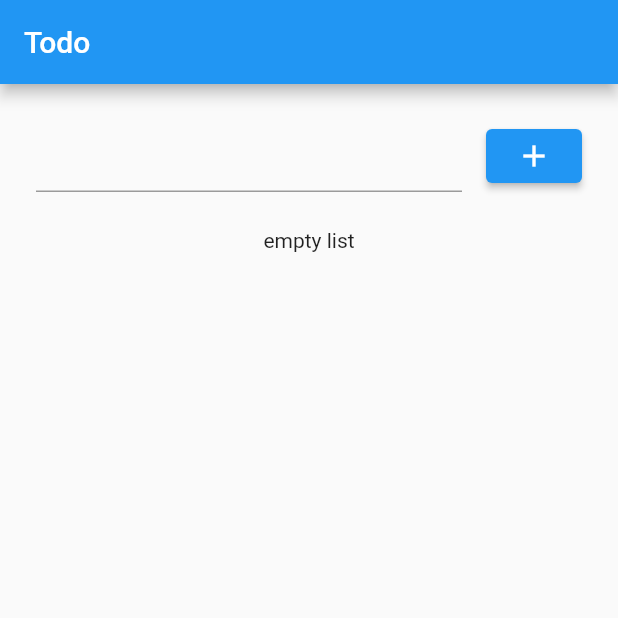
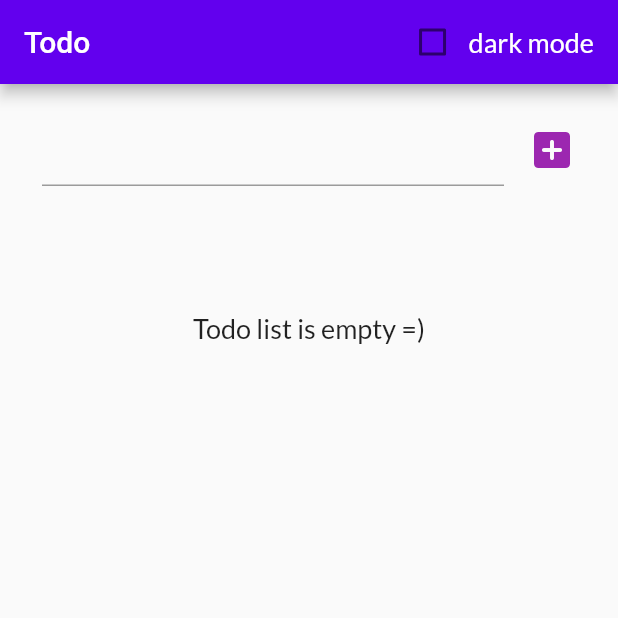
Before and after one commit to diasnrg/todo, a Flutter app: the screen it shows after launch, on a phone screen of 412 x 824 dp, the top half of it. Run offline on Flutter 3.47's test engine with Material 2 defaults, Android fonts, the phone set to English and light mode, and no system bars; our stand-ins replace equatable, flutter_bloc, google_fonts, rxdart, shared_preferences.

Commit message:
dark theme, font, theme state with cubit

```diff
--- a/lib/main.dart
+++ b/lib/main.dart
@@ -2,13 +2,20 @@ import 'package:flutter/material.dart';
 import 'package:flutter_bloc/flutter_bloc.dart';
 import 'package:shared_preferences/shared_preferences.dart';
 import 'package:todo/repository.dart';
+import 'package:todo/theme/theme_cubit.dart';
+import 'package:todo/theme/theme_data.dart';
 import 'package:todo/todolist/todolist_view.dart';
 
 void main() async {
   WidgetsFlutterBinding.ensureInitialized();
   final repository =
       TodoRepository(storage: await SharedPreferences.getInstance());
-  runApp(App(repository: repository));
+  runApp(
+    BlocProvider(
+      create: (_) => ThemeCubit(),
+      child: App(repository: repository),
+    ),
+  );
 }
 
 class App extends StatelessWidget {
@@ -23,15 +30,30 @@ class App extends StatelessWidget {
   Widget build(BuildContext context) {
     return MaterialApp(
       debugShowCheckedModeBanner: false,
+      theme: TodoThemeData.lightTheme,
+      darkTheme: TodoThemeData.darkTheme,
       home: Scaffold(
         appBar: AppBar(
           title: const Text('Todo'),
+          actions: _themeSwitcher(context.read<ThemeCubit>()),
         ),
         body: RepositoryProvider.value(
           value: repository,
           child: const TodoListPage(),
         ),
       ),
+      themeMode: context.watch<ThemeCubit>().state,
     );
   }
+
+  List<Widget> _themeSwitcher(ThemeCubit themeMode) {
+    return [
+      Checkbox(
+        value: themeMode.state == ThemeMode.dark,
+        onChanged: (_) => themeMode.toggleThemeMode(),
+      ),
+      const Center(child: Text('dark mode')),
+      const SizedBox(width: 16),
+    ];
+  }
 }
--- /dev/null
+++ b/lib/theme/theme_cubit.dart
@@ -0,0 +1,9 @@
+import 'package:flutter/material.dart';
+import 'package:flutter_bloc/flutter_bloc.dart';
+
+class ThemeCubit extends Cubit<ThemeMode> {
+  ThemeCubit() : super(ThemeMode.light);
+
+  void toggleThemeMode() =>
+      emit(state == ThemeMode.light ? ThemeMode.dark : ThemeMode.light);
+}
--- /dev/null
+++ b/lib/theme/theme_data.dart
@@ -0,0 +1,25 @@
+import 'package:flutter/material.dart';
+import 'package:google_fonts/google_fonts.dart';
+
+class TodoThemeData {
+  static ThemeData get lightTheme {
+    return ThemeData(
+      colorScheme: const ColorScheme.light(),
+      textTheme: TextTheme(bodyMedium: todoItemTextStyle),
+      toggleableActiveColor: Colors.purple,
+    );
+  }
+
+  static ThemeData get darkTheme {
+    return ThemeData(
+      colorScheme: const ColorScheme.dark(),
+      textTheme: TextTheme(bodyMedium: todoItemTextStyle),
+      toggleableActiveColor: Colors.purple,
+      appBarTheme: const AppBarTheme(backgroundColor: Colors.black12),
+    );
+  }
+
+  static TextStyle get todoItemTextStyle {
+    return GoogleFonts.lato(fontSize: 18);
+  }
+}
--- a/lib/todolist/create_item_view.dart
+++ b/lib/todolist/create_item_view.dart
@@ -1,5 +1,6 @@
 import 'package:flutter/material.dart';
 import 'package:flutter_bloc/flutter_bloc.dart';
+
 import 'package:todo/models/models.dart';
 import 'package:todo/todolist/bloc/todolist_bloc.dart';
 
@@ -22,14 +23,18 @@ class _CreateTodoItemViewState extends State<CreateTodoItemView> {
   @override
   Widget build(BuildContext context) {
     return Padding(
-      padding: const EdgeInsets.all(24),
+      padding: const EdgeInsets.symmetric(vertical: 20, horizontal: 28),
       child: Row(
         children: [
           Expanded(child: TextField(controller: textController)),
           const SizedBox(width: 16),
-          ElevatedButton(
-            onPressed: _onTap,
-            child: const Icon(Icons.add),
+          InkWell(
+            onTap: _onTap,
+            child: const Icon(
+              Icons.add_box_rounded,
+              color: Colors.purple,
+              size: 32,
+            ),
           ),
         ],
       ),
--- a/pubspec.yaml
+++ b/pubspec.yaml
@@ -40,6 +40,7 @@ dependencies:
   json_annotation: ^4.5.0
   equatable: ^2.0.3
   rxdart: ^0.27.4
+  google_fonts: ^3.0.1
 
 dev_dependencies:
   flutter_test:
```
Also changed, not shown: lib/todolist/todolist_view.dart (+34 -21 lines), assets/gifs/demo.gif, pubspec.lock, 1 other file.
